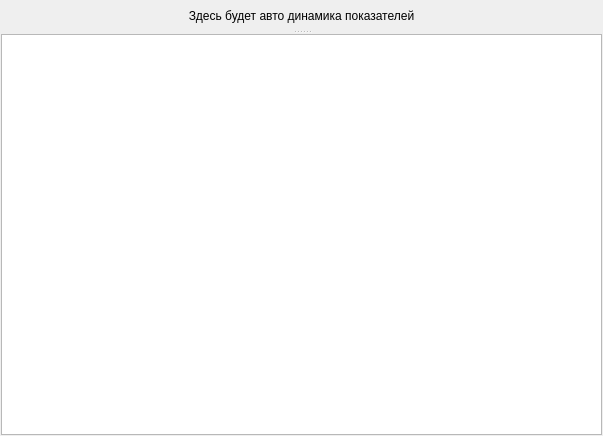
Qt form client_widgets/database_widgets/dynamicautowidget.ui (grigp/a-analyser) before a commit.
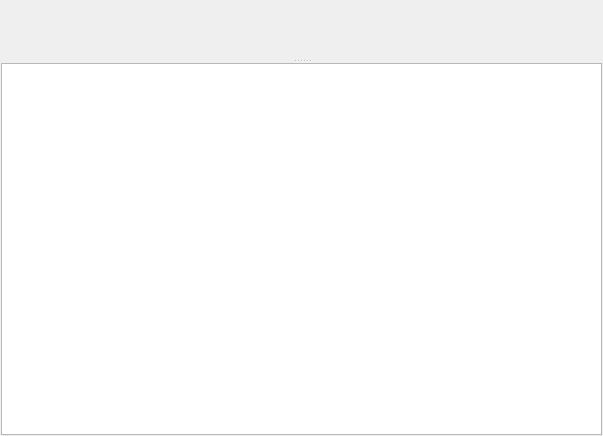
The same form after that commit. Custom widgets are drawn as their Qt base class.

Commit message: Работа над диаграммой динамики показателей

```diff
--- a/client_widgets/database_widgets/dynamicautowidget.ui
+++ b/client_widgets/database_widgets/dynamicautowidget.ui
@@ -14,6 +14,9 @@
    <string>Form</string>
   </property>
   <layout class="QVBoxLayout" name="verticalLayout">
+   <property name="spacing">
+    <number>1</number>
+   </property>
    <property name="leftMargin">
     <number>1</number>
    </property>
@@ -31,19 +34,13 @@
      <property name="orientation">
       <enum>Qt::Vertical</enum>
      </property>
-     <widget class="QLabel" name="lblTemporally">
+     <widget class="DynamicDiagram" name="wgtDynamic" native="true">
       <property name="sizePolicy">
        <sizepolicy hsizetype="Preferred" vsizetype="Preferred">
         <horstretch>0</horstretch>
         <verstretch>1</verstretch>
        </sizepolicy>
       </property>
-      <property name="text">
-       <string>Здесь будет авто динамика показателей</string>
-      </property>
-      <property name="alignment">
-       <set>Qt::AlignCenter</set>
-      </property>
      </widget>
      <widget class="QTreeView" name="treeView">
       <property name="sizePolicy">
@@ -57,6 +54,14 @@
    </item>
   </layout>
  </widget>
+ <customwidgets>
+  <customwidget>
+   <class>DynamicDiagram</class>
+   <extends>QWidget</extends>
+   <header location="global">dynamicdiagram.h</header>
+   <container>1</container>
+  </customwidget>
+ </customwidgets>
  <resources/>
  <connections>
   <connection>
```
The commit also changes 6 other files.
